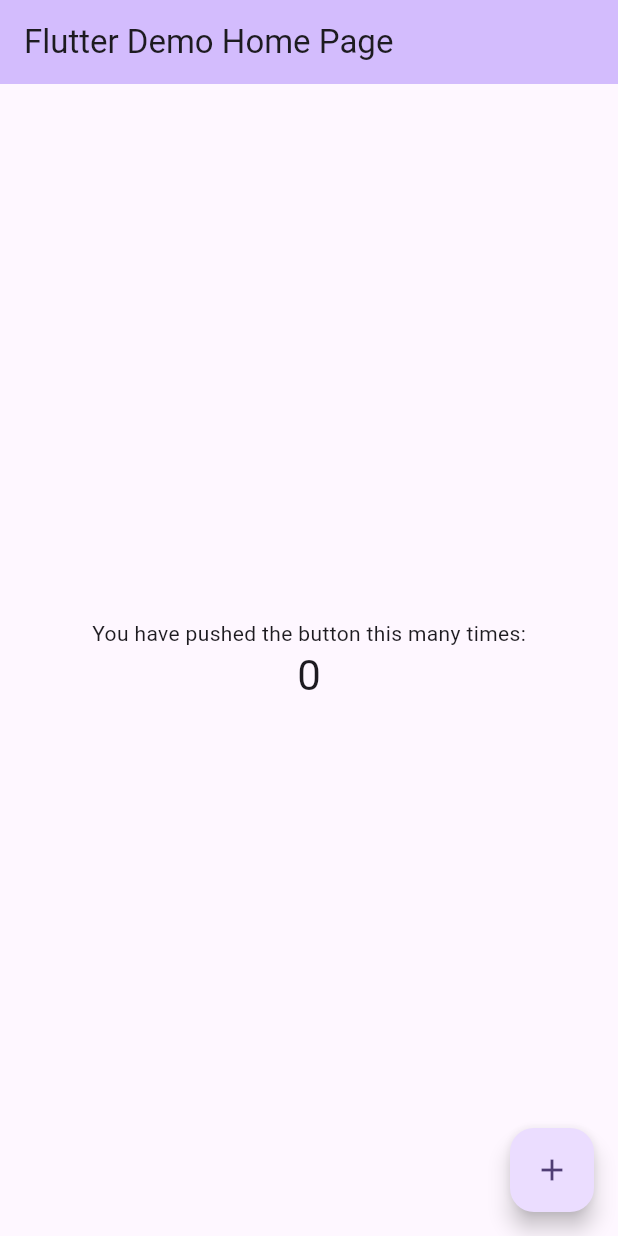
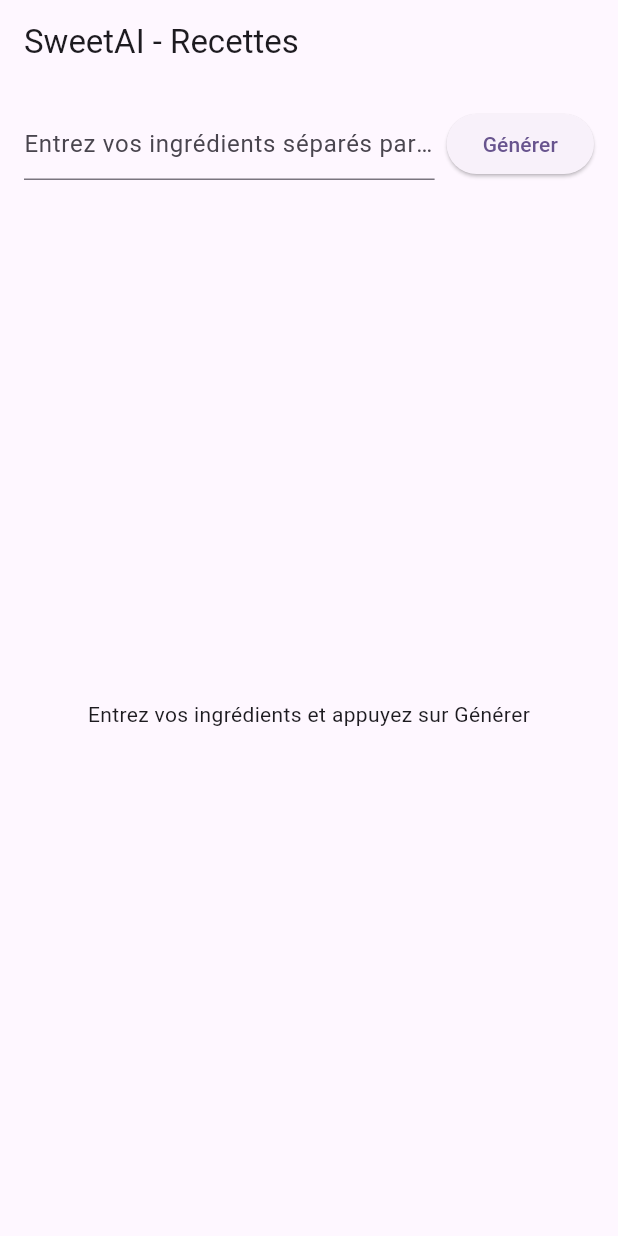
Before and after one commit to elenabougaran/sweetAI, a Flutter app: the screen it shows after launch, on a phone screen of 412 x 824 dp. Run offline on Flutter 3.47's test engine with Material 3 defaults, Android fonts, the phone set to English and light mode, and no system bars; our stand-ins replace bloc, flutter_bloc.

Commit message:
Création du state, cubit, api, service, model

```diff
--- /dev/null
+++ b/lib/features/recipe/api/api.dart
@@ -0,0 +1 @@
+//gère la connexion aux endpoints, retourne la réponse brute, lance une exception si le HTTP échoue
--- /dev/null
+++ b/lib/features/recipe/cubit/recipe_cubit.dart
@@ -0,0 +1,48 @@
+import 'package:sweetai/features/recipe/cubit/recipe_state.dart';
+//import 'package:sweetai/features/recipe/services/service.dart';
+import 'package:bloc/bloc.dart';
+
+
+/*class RecipeCubit extends Cubit<RecipeState> {
+  final AIRecipeService service;
+
+  RecipeCubit(this.service) : super(RecipeInitial());
+
+  Future<void> generateRecipe(List<String> ingredients) async {
+    emit(RecipeLoading());
+
+    try {
+      final recipe = await service.generateRecipe(ingredients);
+      emit(RecipeLoaded(recipe));
+    } catch (e) {
+      emit(RecipeError("Impossible de générer la recette"));
+    }
+  }
+}*/
+
+//pour ne pas dépendre d'une api pour l'instant
+import 'package:sweetai/features/recipe/models/recipe.dart';
+
+class RecipeCubit extends Cubit<RecipeState> {
+  RecipeCubit() : super(RecipeInitial());
+
+  Future<void> generateRecipe(List<String> ingredients) async {
+    emit(RecipeLoading());
+
+    // mock de génération de recette
+    await Future.delayed(const Duration(seconds: 2));
+
+    final recipe = Recipe(
+      title: "Gâteau aux ${ingredients.join(', ')}",
+      ingredients: ingredients,
+      steps: [
+        "Mélanger tous les ingrédients",
+        "Verser dans un moule",
+        "Cuire 30 min à 180°C",
+        "Déguster"
+      ],
+    );
+
+    emit(RecipeLoaded(recipe));
+  }
+}
--- /dev/null
+++ b/lib/features/recipe/cubit/recipe_state.dart
@@ -0,0 +1,17 @@
+import 'package:sweetai/features/recipe/models/recipe.dart';
+
+abstract class RecipeState {}
+
+class RecipeInitial extends RecipeState {}
+
+class RecipeLoading extends RecipeState {}
+
+class RecipeLoaded extends RecipeState {
+  final Recipe recipe;
+  RecipeLoaded(this.recipe);
+}
+
+class RecipeError extends RecipeState {
+  final String message;
+  RecipeError(this.message);
+}
--- /dev/null
+++ b/lib/features/recipe/models/recipe.dart
@@ -0,0 +1,11 @@
+class Recipe {
+  final String title;
+  final List<String> ingredients;
+  final List<String> steps;
+
+  Recipe({
+    required this.title,
+    required this.ingredients,
+    required this.steps,
+  });
+}
--- /dev/null
+++ b/lib/features/recipe/pages/recipepage.dart
@@ -0,0 +1,129 @@
+import 'package:flutter/material.dart';
+import 'package:flutter_bloc/flutter_bloc.dart';
+import '../cubit/recipe_cubit.dart';
+import '../cubit/recipe_state.dart';
+
+class RecipePage extends StatefulWidget {
+  const RecipePage({super.key});
+
+  @override
+  State<RecipePage> createState() => _RecipePageState();
+}
+
+class _RecipePageState extends State<RecipePage> {
+  final TextEditingController _controller = TextEditingController();
+
+  @override
+  void dispose() {
+    _controller.dispose();
+    super.dispose();
+  }
+
+  @override
+  Widget build(BuildContext context) {
+    final recipeCubit = context.read<RecipeCubit>();
+
+    return Scaffold(
+      appBar: AppBar(title: const Text("SweetAI - Recettes")),
+      body: Padding(
+        padding: const EdgeInsets.all(16.0),
+        child: Column(
+          children: [
+            // Input ingrédients + bouton
+            Row(
+              children: [
+                Expanded(
+                  child: TextField(
+                    controller: _controller,
+                    decoration: const InputDecoration(
+                      hintText: "Entrez vos ingrédients séparés par des virgules",
+                    ),
+                  ),
+                ),
+                const SizedBox(width: 8),
+                ElevatedButton(
+                  onPressed: () {
+                    if (_controller.text.isNotEmpty) {
+                      final ingredients = _controller.text
+                          .split(',')
+                          .map((e) => e.trim())
+                          .toList();
+                      recipeCubit.generateRecipe(ingredients);
+                      _controller.clear();
+                    }
+                  },
+                  child: const Text("Générer"),
+                ),
+              ],
+            ),
+            const SizedBox(height: 24),
+
+            // BlocBuilder pour gérer les états
+            Expanded(
+              child: BlocBuilder<RecipeCubit, RecipeState>(
+                builder: (context, state) {
+                  if (state is RecipeLoading) {
+                    return const Center(child: CircularProgressIndicator());
+                  } else if (state is RecipeLoaded) {
+                    return SingleChildScrollView(
+                      child: Column(
+                        crossAxisAlignment: CrossAxisAlignment.start,
+                        children: [
+                          Text(
+                            state.recipe.title,
+                            style: const TextStyle(
+                              fontSize: 22,
+                              fontWeight: FontWeight.bold,
+                            ),
+                          ),
+                          const SizedBox(height: 12),
+                          const Text(
+                            "Ingrédients :",
+                            style: TextStyle(
+                              fontSize: 18,
+                              fontWeight: FontWeight.w600,
+                            ),
+                          ),
+                          ...state.recipe.ingredients
+                              .map((i) => Text("- $i"))
+                              .toList(),
+                          const SizedBox(height: 12),
+                          const Text(
+                            "Étapes :",
+                            style: TextStyle(
+                              fontSize: 18,
+                              fontWeight: FontWeight.w600,
+                            ),
+                          ),
+                          ...state.recipe.steps
+                              .asMap()
+                              .entries
+                              .map((e) => Text("${e.key + 1}. ${e.value}"))
+                              .toList(),
+                        ],
+                      ),
+                    );
+                  } else if (state is RecipeError) {
+                    return Center(
+                      child: Text(
+                        state.message,
+                        style: const TextStyle(color: Colors.red),
+                      ),
+                    );
+                  } else {
+                    return const Center(
+                      child: Text(
+                        "Entrez vos ingrédients et appuyez sur Générer",
+                        textAlign: TextAlign.center,
+                      ),
+                    );
+                  }
+                },
+              ),
+            ),
+          ],
+        ),
+      ),
+    );
+  }
+}
--- /dev/null
+++ b/lib/features/recipe/services/service.dart
@@ -0,0 +1 @@
+// transforme les données en un modele, gère les erreurs de l'api et les transforme een erreur compréhensibles pour l'UI
--- a/lib/main.dart
+++ b/lib/main.dart
@@ -1,4 +1,7 @@
 import 'package:flutter/material.dart';
+import 'package:flutter_bloc/flutter_bloc.dart';
+import 'package:sweetai/features/recipe/cubit/recipe_cubit.dart';
+import 'package:sweetai/features/recipe/pages/recipepage.dart';
 
 void main() {
   runApp(const MyApp());
@@ -7,115 +10,16 @@ void main() {
 class MyApp extends StatelessWidget {
   const MyApp({super.key});
 
-  // This widget is the root of your application.
   @override
   Widget build(BuildContext context) {
     return MaterialApp(
       title: 'Flutter Demo',
       theme: ThemeData(
-        // This is the theme of your application.
-        //
-        // TRY THIS: Try running your application with "flutter run". You'll see
-        // the application has a purple toolbar. Then, without quitting the app,
-        // try changing the seedColor in the colorScheme below to Colors.green
-        // and then invoke "hot reload" (save your changes or press the "hot
-        // reload" button in a Flutter-supported IDE, or press "r" if you used
-        // the command line to start the app).
-        //
-        // Notice that the counter didn't reset back to zero; the application
-        // state is not lost during the reload. To reset the state, use hot
-        // restart instead.
-        //
-        // This works for code too, not just values: Most code changes can be
-        // tested with just a hot reload.
         colorScheme: .fromSeed(seedColor: Colors.deepPurple),
       ),
-      home: const MyHomePage(title: 'Flutter Demo Home Page'),
-    );
-  }
-}
-
-class MyHomePage extends StatefulWidget {
-  const MyHomePage({super.key, required this.title});
-
-  // This widget is the home page of your application. It is stateful, meaning
-  // that it has a State object (defined below) that contains fields that affect
-  // how it looks.
-
-  // This class is the configuration for the state. It holds the values (in this
-  // case the title) provided by the parent (in this case the App widget) and
-  // used by the build method of the State. Fields in a Widget subclass are
-  // always marked "final".
-
-  final String title;
-
-  @override
-  State<MyHomePage> createState() => _MyHomePageState();
-}
-
-class _MyHomePageState extends State<MyHomePage> {
-  int _counter = 0;
-
-  void _incrementCounter() {
-    setState(() {
-      // This call to setState tells the Flutter framework that something has
-      // changed in this State, which causes it to rerun the build method below
-      // so that the display can reflect the updated values. If we changed
-      // _counter without calling setState(), then the build method would not be
-      // called again, and so nothing would appear to happen.
-      _counter++;
-    });
-  }
-
-  @override
-  Widget build(BuildContext context) {
-    // This method is rerun every time setState is called, for instance as done
-    // by the _incrementCounter method above.
-    //
-    // The Flutter framework has been optimized to make rerunning build methods
-    // fast, so that you can just rebuild anything that needs updating rather
-    // than having to individually change instances of widgets.
-    return Scaffold(
-      appBar: AppBar(
-        // TRY THIS: Try changing the color here to a specific color (to
-        // Colors.amber, perhaps?) and trigger a hot reload to see the AppBar
-        // change color while the other colors stay the same.
-        backgroundColor: Theme.of(context).colorScheme.inversePrimary,
-        // Here we take the value from the MyHomePage object that was created by
-        // the App.build method, and use it to set our appbar title.
-        title: Text(widget.title),
-      ),
-      body: Center(
-        // Center is a layout widget. It takes a single child and positions it
-        // in the middle of the parent.
-        child: Column(
-          // Column is also a layout widget. It takes a list of children and
-          // arranges them vertically. By default, it sizes itself to fit its
-          // children horizontally, and tries to be as tall as its parent.
-          //
-          // Column has various properties to control how it sizes itself and
-          // how it positions its children. Here we use mainAxisAlignment to
-          // center the children vertically; the main axis here is the vertical
-          // axis because Columns are vertical (the cross axis would be
-          // horizontal).
-          //
-          // TRY THIS: Invoke "debug painting" (choose the "Toggle Debug Paint"
-          // action in the IDE, or press "p" in the console), to see the
-          // wireframe for each widget.
-          mainAxisAlignment: .center,
-          children: [
-            const Text('You have pushed the button this many times:'),
-            Text(
-              '$_counter',
-              style: Theme.of(context).textTheme.headlineMedium,
-            ),
-          ],
-        ),
-      ),
-      floatingActionButton: FloatingActionButton(
-        onPressed: _incrementCounter,
-        tooltip: 'Increment',
-        child: const Icon(Icons.add),
+      home: BlocProvider(
+        create: (_) => RecipeCubit(),
+        child: const RecipePage(),
       ),
     );
   }
--- a/pubspec.yaml
+++ b/pubspec.yaml
@@ -30,6 +30,8 @@ environment:
 dependencies:
   flutter:
     sdk: flutter
+  flutter_bloc: ^9.1.1
+  bloc: ^9.1.0
 
   # The following adds the Cupertino Icons font to your application.
   # Use with the CupertinoIcons class for iOS style icons.
```
Also changed, not shown: pubspec.lock.
